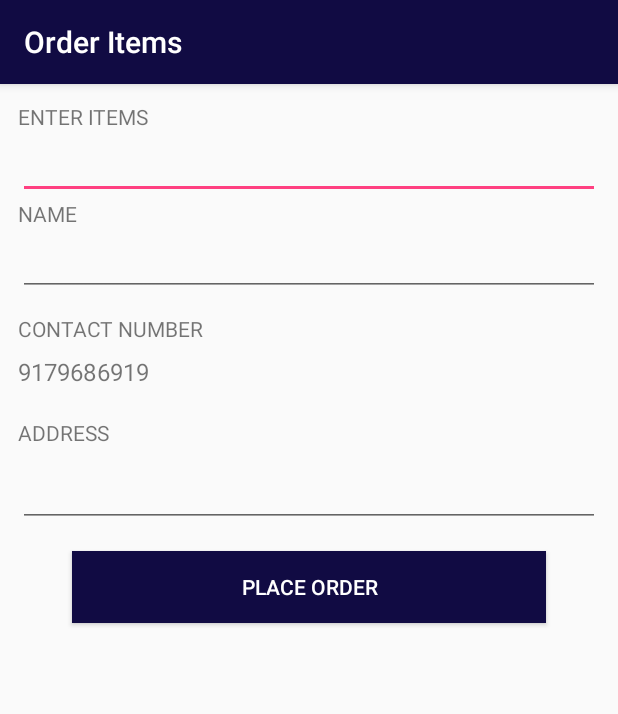
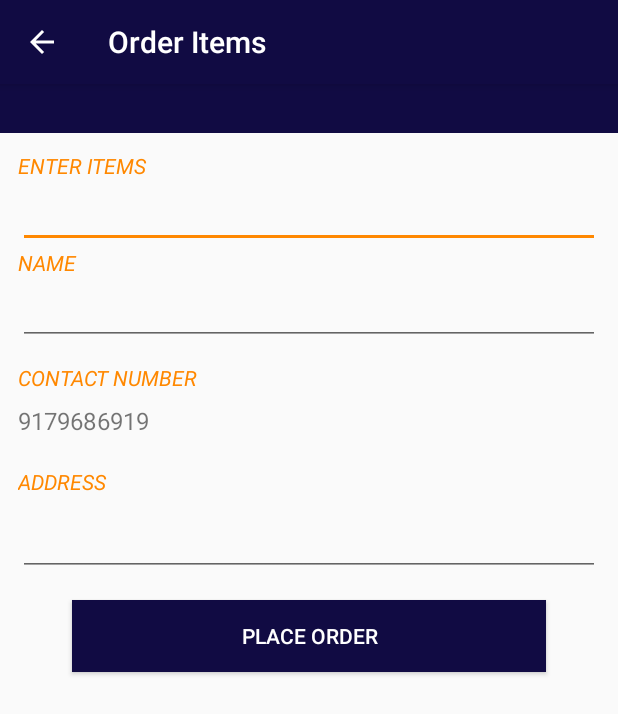
Before and after one commit to avinashbarfa/SymbiOrder, an Android app: the OrderActivity screen opened directly, with no data from a screen before it, on a phone screen of 412 x 824 dp. Shown: the top 714 px of the screen. Run offline under Robolectric (Android 15) with nearby library versions, the phone set to English and light mode, and no system bars; our stand-ins replace Volley; network calls fail.

Commit message:
Fixed Major Bugs. Designed Order Activity Layout.

```diff
--- a/app/src/main/AndroidManifest.xml
+++ b/app/src/main/AndroidManifest.xml
@@ -37,7 +37,7 @@
         <activity
             android:name=".AboutUs"
             android:label="@string/title_activity_about_us"
-            android:theme="@style/AppTheme.NoActionBar"/>
+            android:theme="@style/AppTheme"/>
 
     </application>
 
--- a/app/src/main/java/com/avinashbarfa/symbiorder/MainActivity.java
+++ b/app/src/main/java/com/avinashbarfa/symbiorder/MainActivity.java
@@ -11,7 +11,6 @@ import android.support.v7.app.AppCompatActivity;
 import android.support.v7.widget.LinearLayoutManager;
 import android.support.v7.widget.RecyclerView;
 import android.support.v7.widget.Toolbar;
-import android.util.Log;
 import android.view.MenuItem;
 import android.widget.Toast;
 
@@ -107,7 +106,6 @@ public class MainActivity extends AppCompatActivity
             @Override
             protected Map<String, String> getParams() {
                 Map<String, String> params = new HashMap<>();
-                //params.put("category_id" , category_id);
                 return params;
             }
         };
@@ -117,7 +115,7 @@ public class MainActivity extends AppCompatActivity
 
     @Override
     public void onBackPressed() {
-        DrawerLayout drawer = (DrawerLayout) findViewById(R.id.drawer_layout);
+        DrawerLayout drawer = findViewById(R.id.drawer_layout);
         if (drawer.isDrawerOpen(GravityCompat.START)) {
             drawer.closeDrawer(GravityCompat.START);
         } else {
@@ -138,7 +136,7 @@ public class MainActivity extends AppCompatActivity
         }else if (id == R.id.nav_logout) {
 
         }
-        DrawerLayout drawer = (DrawerLayout) findViewById(R.id.drawer_layout);
+        DrawerLayout drawer = findViewById(R.id.drawer_layout);
         drawer.closeDrawer(GravityCompat.START);
         return true;
     }
--- a/app/src/main/java/com/avinashbarfa/symbiorder/OrderActivity.java
+++ b/app/src/main/java/com/avinashbarfa/symbiorder/OrderActivity.java
@@ -3,7 +3,7 @@ package com.avinashbarfa.symbiorder;
 import android.content.Intent;
 import android.support.v7.app.AppCompatActivity;
 import android.os.Bundle;
-import android.util.Log;
+import android.view.MenuItem;
 import android.view.View;
 import android.widget.Button;
 import android.widget.EditText;
@@ -23,29 +23,32 @@ import java.util.Map;
 
 public class OrderActivity extends AppCompatActivity{
 
-    EditText edt_items_list;
-    EditText edit_username;
-    EditText edit_contact;
-    EditText edit_address;
-    TextView txtview_contact;
+    EditText edt_items_list, edit_username , edit_address;
+    TextView txtview_contact,txt_restName;
     Button btn_place_order;
     UrlLink urlLink = new UrlLink();
-    String itemList,address,personName,contactNumber = "9179686919",restaurantID;
+    String itemList,address,personName,contactNumber = "9179686919",restaurantID,restaurantName;
 
     @Override
     protected void onCreate(Bundle savedInstanceState) {
         super.onCreate(savedInstanceState);
         setContentView(R.layout.activity_order);
 
-        edt_items_list = (EditText) findViewById(R.id.items_list);
-        edit_username = (EditText) findViewById(R.id.edit_username);
-        edit_address = (EditText) findViewById(R.id.edit_address);
-        txtview_contact = (TextView) findViewById(R.id.txtview_contact);
+        //get back home button
+        getSupportActionBar().setDisplayShowHomeEnabled(true);
+        getSupportActionBar().setDisplayHomeAsUpEnabled(true);
 
+        edt_items_list = findViewById(R.id.items_list);
+        edit_username = findViewById(R.id.edit_username);
+        edit_address = findViewById(R.id.edit_address);
+        txtview_contact = findViewById(R.id.txtview_contact);
+        txt_restName = findViewById(R.id.txt_restName);
         restaurantID = getIntent().getStringExtra("restaurant_id");
+        restaurantName =  getIntent().getStringExtra("restaurant_name");
         txtview_contact.setText(contactNumber);
+        txt_restName.setText(restaurantName);
 
-        btn_place_order = (Button) findViewById(R.id.btn_place_order);
+        btn_place_order = findViewById(R.id.btn_place_order);
         btn_place_order.setOnClickListener(new View.OnClickListener() {
             @Override
             public void onClick(View v) {
@@ -54,17 +57,26 @@ public class OrderActivity extends AppCompatActivity{
         });
     }
 
+    @Override
+    public boolean onOptionsItemSelected(MenuItem item) {
+        int id = item.getItemId();
+
+        if(id == android.R.id.home){
+            //ends up the activity
+            this.finish();
+        }
+        return super.onOptionsItemSelected(item);
+    }
+
     public void placeOrder() {
         itemList = edt_items_list.getText().toString();
         address = edit_address.getText().toString();
         personName = edit_username.getText().toString();
-        Log.v("data : ", restaurantID+" "+contactNumber+" "+itemList+" "+address+" "+personName);
-
 
         StringRequest stringRequest = new StringRequest(Request.Method.POST, urlLink.getPlaceOrderURL() , new Response.Listener<String>() {
             @Override
             public void onResponse(String response) {
-                Toast.makeText(getApplicationContext(), response , Toast.LENGTH_LONG).show();
+                Toast.makeText(getApplicationContext(), response+" from "+restaurantName , Toast.LENGTH_LONG).show();
                 startActivity(new Intent(OrderActivity.this, MyOrderActivity.class));
                 finish();
             }
--- a/app/src/main/java/com/avinashbarfa/symbiorder/SplashActivity.java
+++ b/app/src/main/java/com/avinashbarfa/symbiorder/SplashActivity.java
@@ -11,7 +11,6 @@ import android.support.v7.app.AppCompatActivity;
 
 public class SplashActivity extends AppCompatActivity{
 
-    // Splash screen timer
     private static int SPLASH_TIME_OUT = 1500;
     @Override
     protected void onCreate(Bundle savedInstanceState) {
--- a/app/src/main/res/layout/activity_about_us.xml
+++ b/app/src/main/res/layout/activity_about_us.xml
@@ -1,10 +1,11 @@
 <?xml version="1.0" encoding="utf-8"?>
-<LinearLayout xmlns:android="http://schemas.android.com/apk/res/android"
+<LinearLayout
+    xmlns:android="http://schemas.android.com/apk/res/android"
     xmlns:app="http://schemas.android.com/apk/res-auto"
     xmlns:tools="http://schemas.android.com/tools"
     android:layout_width="match_parent"
     android:layout_height="match_parent"
-    android:orientation="horizontal"
+    android:orientation="vertical"
     tools:context="com.avinashbarfa.symbiorder.AboutUs">
 
     <ScrollView
--- a/app/src/main/res/layout/activity_my_order.xml
+++ b/app/src/main/res/layout/activity_my_order.xml
@@ -1,5 +1,6 @@
 <?xml version="1.0" encoding="utf-8"?>
-<LinearLayout xmlns:android="http://schemas.android.com/apk/res/android"
+<LinearLayout
+    xmlns:android="http://schemas.android.com/apk/res/android"
     xmlns:app="http://schemas.android.com/apk/res-auto"
     xmlns:tools="http://schemas.android.com/tools"
     android:layout_width="match_parent"
--- a/app/src/main/res/layout/activity_order.xml
+++ b/app/src/main/res/layout/activity_order.xml
@@ -8,6 +8,24 @@
     android:orientation="vertical">
 
 
+    <LinearLayout
+        android:layout_width="match_parent"
+        android:layout_height="wrap_content"
+        android:background="@color/colorPrimary"
+        android:orientation="vertical">
+
+        <TextView
+            android:id="@+id/txt_restName"
+            android:layout_width="match_parent"
+            android:layout_height="wrap_content"
+            android:paddingBottom="4dp"
+            android:paddingTop="4dp"
+            android:text="Restaurant Name"
+            android:textAlignment="center"
+            android:textColor="@color/cardview_light_background"
+            android:textSize="18sp"
+            android:textStyle="normal|bold|italic" />
+    </LinearLayout>
 
     <ScrollView
         android:layout_width="match_parent"
@@ -29,7 +47,9 @@
                     android:id="@+id/txtEnterItems"
                     android:layout_width="match_parent"
                     android:layout_height="wrap_content"
-                    android:text="ENTER ITEMS" />
+                    android:text="ENTER ITEMS"
+                    android:textColor="@android:color/holo_orange_dark"
+                    android:textStyle="italic" />
 
                 <EditText
                     android:id="@+id/items_list"
@@ -42,7 +62,9 @@
                     android:id="@+id/txt_name"
                     android:layout_width="match_parent"
                     android:layout_height="wrap_content"
-                    android:text="NAME" />
+                    android:text="NAME"
+                    android:textColor="@android:color/holo_orange_dark"
+                    android:textStyle="italic" />
 
 
                 <EditText
@@ -58,7 +80,9 @@
                     android:layout_height="wrap_content"
                     android:layout_marginBottom="8dp"
                     android:layout_marginTop="12dp"
-                    android:text="CONTACT NUMBER" />
+                    android:text="CONTACT NUMBER"
+                    android:textColor="@android:color/holo_orange_dark"
+                    android:textStyle="italic" />
 
                 <TextView
                     android:id="@+id/txtview_contact"
@@ -74,7 +98,9 @@
                     android:layout_height="wrap_content"
                     android:layout_marginBottom="8dp"
                     android:layout_marginTop="12dp"
-                    android:text="ADDRESS" />
+                    android:text="ADDRESS"
+                    android:textColor="@android:color/holo_orange_dark"
+                    android:textStyle="italic" />
 
                 <EditText
                     android:id="@+id/edit_address"
@@ -99,8 +125,8 @@
                     android:layout_marginRight="36dp"
                     android:layout_marginTop="16dp"
                     android:background="#110B43"
-                    android:textColor="@android:color/background_light"
-                    android:text="PLACE ORDER" />
+                    android:text="PLACE ORDER"
+                    android:textColor="@android:color/background_light" />
             </LinearLayout>
         </LinearLayout>
     </ScrollView>
--- a/app/src/main/res/layout/activity_splash.xml
+++ b/app/src/main/res/layout/activity_splash.xml
@@ -3,12 +3,12 @@
     xmlns:android="http://schemas.android.com/apk/res/android"
     xmlns:app="http://schemas.android.com/apk/res-auto"
     android:layout_width="match_parent"
+    android:background="#110B43"
     android:layout_height="match_parent">
 
     <LinearLayout
         android:layout_width="match_parent"
         android:layout_height="match_parent"
-        android:background="#110B43"
         android:orientation="horizontal">
 
         <ImageView
--- a/app/src/main/res/layout/nav_header_main.xml
+++ b/app/src/main/res/layout/nav_header_main.xml
@@ -23,13 +23,13 @@
         android:layout_width="match_parent"
         android:layout_height="wrap_content"
         android:paddingTop="@dimen/nav_header_vertical_spacing"
-        android:text="Android Studio"
+        android:text="Hello,"
         android:textAppearance="@style/TextAppearance.AppCompat.Body1" />
 
     <TextView
         android:id="@+id/textView"
         android:layout_width="wrap_content"
         android:layout_height="wrap_content"
-        android:text="android.studio@android.com" />
+        android:text="+91-9179686919" />
 
 </LinearLayout>
--- a/app/src/main/res/values/colors.xml
+++ b/app/src/main/res/values/colors.xml
@@ -1,6 +1,6 @@
 <?xml version="1.0" encoding="utf-8"?>
 <resources>
-    <color name="colorPrimary">#110B43</color>
+    <color name="colorPrimary">#110b43</color>
     <color name="colorPrimaryDark">#110B43</color>
-    <color name="colorAccent">#FF4081</color>
+    <color name="colorAccent">@android:color/holo_orange_dark</color>
 </resources>
--- /dev/null
+++ b/app/src/main/res/values/ic_launcher_background.xml
@@ -0,0 +1,4 @@
+<?xml version="1.0" encoding="utf-8"?>
+<resources>
+    <color name="ic_launcher_background">#FFFFFF</color>
+</resources>
--- a/build.gradle
+++ b/build.gradle
@@ -12,7 +12,7 @@ buildscript {
 
         // NOTE: Do not place your application dependencies here; they belong
         // in the individual module build.gradle files
-        classpath 'com.google.gms:google-services:3.1.0'
+        classpath 'com.google.gms:google-services:3.1.1'
     }
 }
 
```
Also changed, not shown: app/src/main/java/com/avinashbarfa/symbiorder/AboutUs.java (+19 -7 lines), app/src/main/java/com/avinashbarfa/symbiorder/Adapters/MyOrderAdapter.java (+7 -12 lines), app/src/main/java/com/avinashbarfa/symbiorder/Adapters/RestaurantAdapter.java (+3 -4 lines), app/src/main/java/com/avinashbarfa/symbiorder/DataBean/OrdersData.java (+0 -7 lines), app/src/main/java/com/avinashbarfa/symbiorder/DataBean/RestaurantData.java (+0 -11 lines), app/src/main/java/com/avinashbarfa/symbiorder/MyOrderActivity.java (+12 -5 lines), app/src/main/res/drawable/about_us_img.png (added), app/src/main/res/mipmap-hdpi/applogo.png (added).
